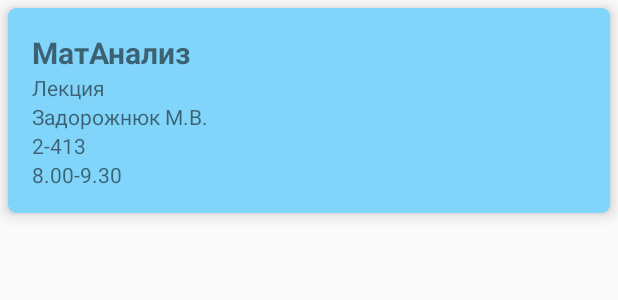
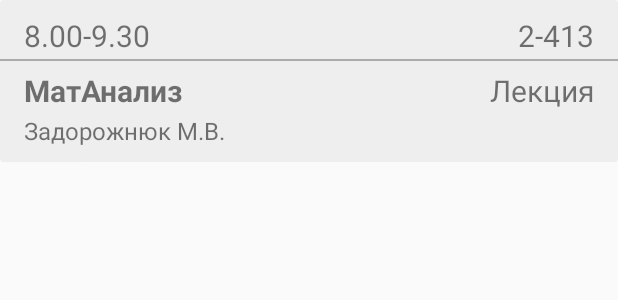
Before and after one commit to akella266/Shedule, an Android app: the layout card_lesson.xml on its own in the app's theme, with its tools: preview values and no code run, on a phone screen of 412 x 824 dp. Shown: the top 300 px of the screen. Run offline under Robolectric (Android 15) with nearby library versions, the phone set to English and light mode, and no system bars.

Commit message:
changed cards in CardView

```diff
--- a/app/src/main/AndroidManifest.xml
+++ b/app/src/main/AndroidManifest.xml
@@ -12,21 +12,21 @@
         android:supportsRtl="true"
         android:theme="@style/AppTheme">
 
-        <activity android:name=".Fragments.MainActivityWeek">
+        <activity android:name=".Activities.MainActivityWeek">
             <intent-filter>
                 <action android:name="android.intent.action.MAIN"/>
                 <category android:name="android.intent.category.LAUNCHER"/>
             </intent-filter>
         </activity>
 
-        <activity android:name=".Fragments.LessonsActivity"
-                    android:parentActivityName=".Fragments.MainActivityWeek">
+        <activity android:name=".Activities.LessonsActivity"
+                    android:parentActivityName=".Activities.MainActivityWeek">
             <intent-filter>
                 <action android:name="android.intent.action.VIEW"/>
             </intent-filter>
         </activity>
 
-        <activity android:name=".Fragments.InfoPagerActivity">
+        <activity android:name=".Activities.InfoPagerActivity">
             <intent-filter>
                 <action android:name="android.intent.action.VIEW"/>
             </intent-filter>
--- a/app/src/main/java/com/akella266/paspisaniereload/Fragments/InfoPagerActivity.java
+++ b/app/src/main/java/com/akella266/paspisaniereload/Activities/InfoPagerActivity.java
@@ -1,16 +1,17 @@
-package com.akella266.paspisaniereload.Fragments;
+package com.akella266.paspisaniereload.Activities;
 
 import android.content.Context;
 import android.content.Intent;
 import android.os.Bundle;
 import android.support.annotation.Nullable;
 import android.support.v4.app.Fragment;
-import android.support.v4.app.FragmentActivity;
 import android.support.v4.app.FragmentManager;
 import android.support.v4.app.FragmentStatePagerAdapter;
 import android.support.v4.view.ViewPager;
 import android.support.v7.app.AppCompatActivity;
 
+import com.akella266.paspisaniereload.Fragments.InfoFragment;
+import com.akella266.paspisaniereload.Fragments.LessonSingle;
 import com.akella266.paspisaniereload.Intefaces.onBackPressedListener;
 import com.akella266.paspisaniereload.LessonInfo;
 import com.akella266.paspisaniereload.R;
--- a/app/src/main/java/com/akella266/paspisaniereload/Fragments/LessonsActivity.java
+++ b/app/src/main/java/com/akella266/paspisaniereload/Activities/LessonsActivity.java
@@ -1,11 +1,10 @@
-package com.akella266.paspisaniereload.Fragments;
+package com.akella266.paspisaniereload.Activities;
 
 import android.content.Context;
 import android.content.Intent;
 import android.support.v4.app.Fragment;
-import android.support.v7.widget.Toolbar;
 
-import com.akella266.paspisaniereload.R;
+import com.akella266.paspisaniereload.Fragments.LessonsFragment;
 
 
 public class LessonsActivity extends SingleFragmentActivity {
--- a/app/src/main/java/com/akella266/paspisaniereload/Fragments/SingleFragmentActivity.java
+++ b/app/src/main/java/com/akella266/paspisaniereload/Activities/SingleFragmentActivity.java
@@ -1,8 +1,7 @@
-package com.akella266.paspisaniereload.Fragments;
+package com.akella266.paspisaniereload.Activities;
 
 import android.os.Bundle;
 import android.support.v4.app.Fragment;
-import android.support.v4.app.FragmentActivity;
 import android.support.v4.app.FragmentManager;
 import android.support.v7.app.AppCompatActivity;
 
--- a/app/src/main/java/com/akella266/paspisaniereload/Fragments/LessonsFragment.java
+++ b/app/src/main/java/com/akella266/paspisaniereload/Fragments/LessonsFragment.java
@@ -8,13 +8,12 @@ import android.support.v4.app.Fragment;
 import android.support.v7.widget.LinearLayoutManager;
 import android.support.v7.widget.RecyclerView;
 import android.view.LayoutInflater;
-import android.view.Menu;
-import android.view.MenuInflater;
-import android.view.MenuItem;
 import android.view.View;
 import android.view.ViewGroup;
+import android.widget.LinearLayout;
 import android.widget.TextView;
 
+import com.akella266.paspisaniereload.Activities.InfoPagerActivity;
 import com.akella266.paspisaniereload.LessonInfo;
 import com.akella266.paspisaniereload.R;
 import com.github.brnunes.swipeablerecyclerview.SwipeableRecyclerViewTouchListener;
@@ -170,6 +169,7 @@ public class LessonsFragment extends Fragment {
     public class ViewHolder extends RecyclerView.ViewHolder implements View.OnClickListener {
 
         private LessonInfo mLessonInfo;
+        private LinearLayout cardLayout;
         private TextView tvLesson;
         private TextView tvType;
         private TextView tvProf;
@@ -178,10 +178,22 @@ public class LessonsFragment extends Fragment {
 
         public void bindLesson(LessonInfo lesson){
             mLessonInfo = lesson;
+            String field;
             tvLesson.setText(lesson.getLesson());
             tvType.setText(lesson.getType());
-            tvProf.setText(lesson.getProf());
-            tvRoom.setText(lesson.getRoom());
+
+            field = lesson.getProf();
+            if (field.length() == 0)
+                cardLayout.removeView(tvProf);
+            else
+                tvProf.setText(field);
+
+            field = lesson.getRoom();
+            if (field.length() == 0)
+                cardLayout.removeView(tvRoom);
+            else
+                tvRoom.setText(field);
+
             tvTime.setText(lesson.getTime());
         }
 
@@ -190,7 +202,7 @@ public class LessonsFragment extends Fragment {
 
             itemView.setOnClickListener(this);
 
-
+            cardLayout = (LinearLayout)itemView.findViewById(R.id.cardView_linearLayout);
             tvLesson = (TextView)itemView.findViewById(R.id.tvNameLesson);
             tvType = (TextView)itemView.findViewById(R.id.tvType);
             tvProf = (TextView)itemView.findViewById(R.id.tvProf);
--- a/app/src/main/java/com/akella266/paspisaniereload/Fragments/WeekFragment.java
+++ b/app/src/main/java/com/akella266/paspisaniereload/Fragments/WeekFragment.java
@@ -3,15 +3,14 @@ package com.akella266.paspisaniereload.Fragments;
 import android.content.Intent;
 import android.os.Bundle;
 import android.support.v4.app.Fragment;
-import android.support.v7.widget.Toolbar;
 import android.view.LayoutInflater;
-import android.view.MenuItem;
 import android.view.View;
 import android.view.ViewGroup;
 import android.widget.AdapterView;
 import android.widget.ArrayAdapter;
 import android.widget.GridView;
 
+import com.akella266.paspisaniereload.Activities.LessonsActivity;
 import com.akella266.paspisaniereload.R;
 
 public class WeekFragment extends Fragment implements AdapterView.OnItemClickListener{
--- a/app/src/main/res/layout/card_lesson.xml
+++ b/app/src/main/res/layout/card_lesson.xml
@@ -7,16 +7,63 @@
     android:layout_width="match_parent"
     android:layout_height="wrap_content"
     android:id="@+id/cardLesson"
-    android:layout_margin="5dp"
-    card_view:cardCornerRadius="5dp"
-    card_view:cardElevation="6dp"
-    card_view:cardBackgroundColor="@color/btnInMain">
+    android:layout_marginBottom="2dp"
+    card_view:cardBackgroundColor="@color/backCard"
+    card_view:cardElevation="1dp">
 
     <LinearLayout
+        android:id="@+id/cardView_linearLayout"
+        android:layout_width="match_parent"
+        android:layout_height="wrap_content"
+        android:orientation="vertical"
+        android:paddingTop="10dp"
+        android:paddingBottom="10dp"
+        >
+
+        <LinearLayout
+            android:layout_width="match_parent"
+            android:layout_height="wrap_content"
+            android:orientation="horizontal"
+            android:paddingLeft="16dp"
+            android:paddingRight="16dp"
+            android:paddingBottom="2dp">
+            <TextView
+                android:id="@+id/tvTime"
+                android:layout_width="match_parent"
+                android:layout_height="wrap_content"
+                android:layout_gravity="start"
+                android:textSize="20sp"
+                android:layout_weight="1"
+                tools:text="8.00-9.30"
+                />
+
+                <TextView
+                android:id="@+id/tvRoom"
                 android:layout_width="wrap_content"
                 android:layout_height="wrap_content"
-        android:orientation="vertical"
-        android:padding="16dp">
+                android:layout_gravity="start"
+                android:textSize="20sp"
+                tools:text="2-413"
+                />
+
+        </LinearLayout>
+
+
+        <View
+            android:layout_width="match_parent"
+            android:layout_height="1dp"
+           android:background="@android:color/darker_gray"
+            />
+
+        <LinearLayout
+            android:layout_width="match_parent"
+            android:layout_height="wrap_content"
+            android:orientation="horizontal"
+            android:paddingTop="6dp"
+            android:paddingLeft="16dp"
+            android:paddingRight="16dp"
+            android:paddingBottom="2dp">
+
             <TextView
                 android:id="@+id/tvNameLesson"
                 android:layout_width="wrap_content"
@@ -24,42 +71,33 @@
                 android:layout_gravity="start"
                 android:textSize="20sp"
                 android:textStyle="bold"
+                android:layout_weight="1"
                 tools:text="МатАнализ"/>
+
 
             <TextView
                 android:id="@+id/tvType"
                 android:layout_width="wrap_content"
                 android:layout_height="wrap_content"
                 android:layout_gravity="start"
-        android:textSize="14sp"
-        tools:text="Лекция"/>
+                android:textSize="20sp"
+                tools:text="Лекция" />
+
+        </LinearLayout>
 
     <TextView
         android:id="@+id/tvProf"
         android:layout_width="wrap_content"
         android:layout_height="wrap_content"
         android:layout_gravity="start"
-        android:textSize="14sp"
+        android:textSize="16sp"
+        android:paddingLeft="16dp"
+        android:paddingRight="16dp"
         tools:text="Задорожнюк М.В."
         />
 
-    <TextView
-        android:id="@+id/tvRoom"
-        android:layout_width="wrap_content"
-        android:layout_height="wrap_content"
-        android:layout_gravity="start"
-        android:textSize="14sp"
-        tools:text="2-413"
-        />
 
-    <TextView
-        android:id="@+id/tvTime"
-        android:layout_width="wrap_content"
-        android:layout_height="wrap_content"
-        android:layout_gravity="start"
-        android:textSize="14sp"
-        tools:text="8.00-9.30"
-        />
+
     </LinearLayout>
 
 
--- a/app/src/main/res/values/colors.xml
+++ b/app/src/main/res/values/colors.xml
@@ -5,4 +5,6 @@
     <color name="mainBackground">#fff</color>
     <color name="toolBar_titleColor">#fff</color>
     <color name="btnInMain">#81d4fa</color>
+    <color name="backCard">#eeeeee</color>
+
 </resources>
```
Also changed, not shown: app/src/main/java/com/akella266/paspisaniereload/Activities/MainActivityWeek.java (renamed from app/src/main/java/com/akella266/paspisaniereload/Fragments/MainActivityWeek.java, +2 -7 lines), 1 other file. Lines whose indentation alone changed are shown as unchanged.
